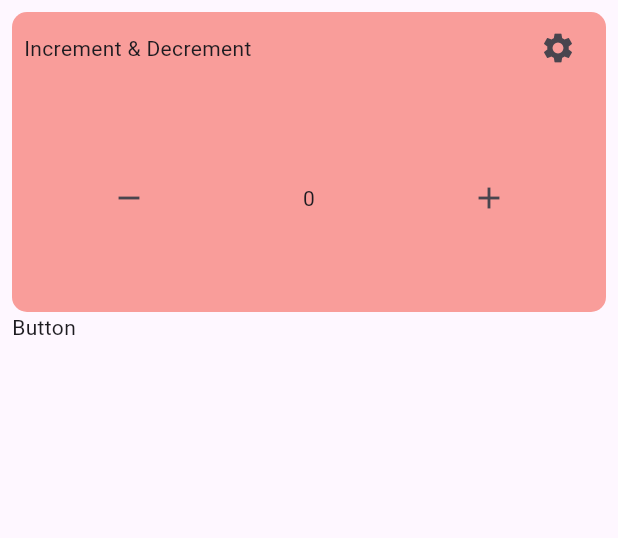
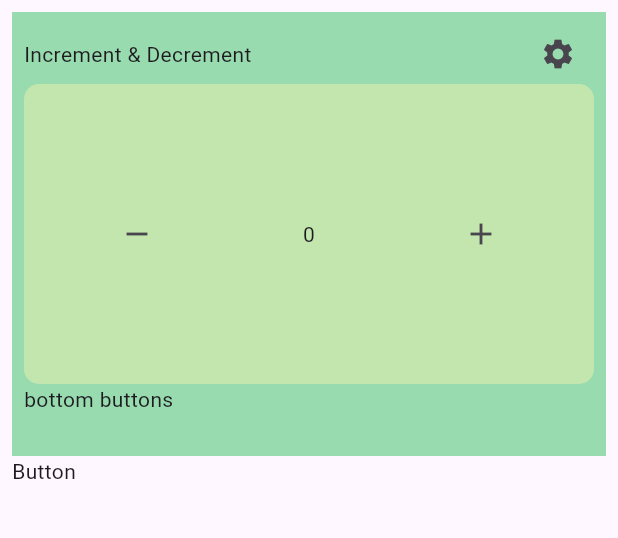
Before and after one commit to Mustack-Rabbi/recount, a Flutter app: the screen it shows after launch, on a phone screen of 412 x 824 dp, the part 84-622 px from its top. Run offline on Flutter 3.47's test engine with Material 3 defaults, Android fonts, the light colour scheme and no system bars.

Commit message:
home basic design

```diff
--- a/lib/home_page.dart
+++ b/lib/home_page.dart
@@ -8,6 +8,11 @@ class HomePage extends StatefulWidget {
 }
 
 class _HomePageState extends State<HomePage> {
+  Color mintGreen = Color(0xFF97dbaf);
+  Color lightLime = Color(0xFFc2e6ae);
+  Color pastelYellow = Color(0xFFf3e1a7);
+  Color blushPink = Color(0xFFf4bbba);
+
   int increment = 0;
   bool iconButtonAdd = true;
 
@@ -66,17 +71,16 @@ class _HomePageState extends State<HomePage> {
             //   ),
             //   textAlign: TextAlign.start,
             // ),
-
             Container(
-              decoration: BoxDecoration(
-                borderRadius: BorderRadius.circular(10),
-                color: Colors.red.withOpacity(.5),
-              ),
-              height: 200,
-              padding: EdgeInsets.symmetric(horizontal: 8),
+              color: mintGreen,
+              padding: EdgeInsets.all(8),
+              child: Column(
+                children: [
+                  Container(
+                    // color: Colors.red.withOpacity(.6),
+                    height: 40,
                     width: double.infinity,
-              child: Column(children: [
-                Row(
+                    child: Row(
                       mainAxisAlignment: MainAxisAlignment.spaceBetween,
                       children: [
                         Text("Increment & Decrement"),
@@ -95,7 +99,8 @@ class _HomePageState extends State<HomePage> {
                                             IconButton(
                                                 onPressed: () {
                                                   setState(() {
-                                                iconButtonAdd = !iconButtonAdd;
+                                                    iconButtonAdd =
+                                                        !iconButtonAdd;
                                                   });
                                                 },
                                                 icon: Icon(Icons.done))
@@ -116,6 +121,18 @@ class _HomePageState extends State<HomePage> {
                             icon: Icon(Icons.settings))
                       ],
                     ),
+                  ),
+                  Container(
+                    decoration: BoxDecoration(
+                      borderRadius: BorderRadius.circular(10),
+                      color: lightLime,
+                    ),
+                    height: 200,
+                    padding: EdgeInsets.symmetric(
+                      horizontal: 8,
+                    ),
+                    width: double.infinity,
+                    child: Column(children: [
                       Expanded(
                         child: Column(
                           mainAxisAlignment: MainAxisAlignment.center,
@@ -146,6 +163,15 @@ class _HomePageState extends State<HomePage> {
                       )
                     ]),
                   ),
+                  Container(
+                    // color: Colors.teal,
+                    height: 40,
+                    width: double.infinity,
+                    child: Text("bottom buttons"),
+                  ),
+                ],
+              ),
+            ),
 
             // Section 2
             Text(
```
Lines whose indentation alone changed are shown as unchanged.
